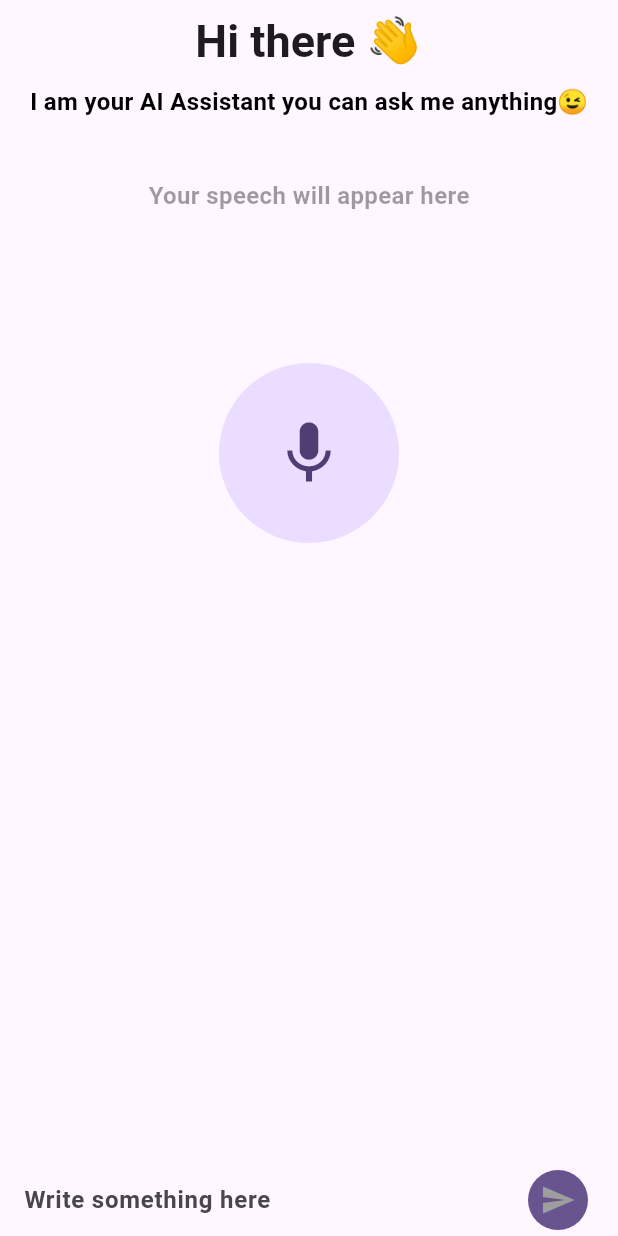
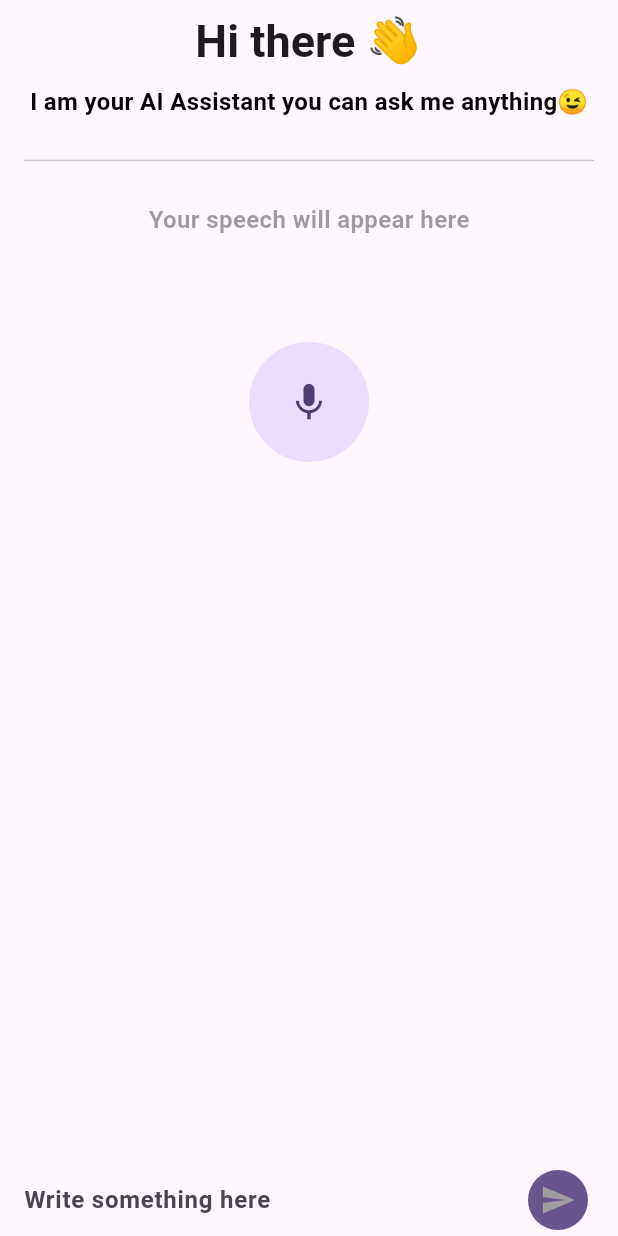
Before and after one commit to austinevick/Flutter-speech-recognition-app, a Flutter app: the screen it shows after launch, on a phone screen of 412 x 824 dp. Run offline on Flutter 3.47's test engine with Material 3 defaults, Android fonts, the phone set to English and light mode, and no system bars; drawn by our look-alikes of avatar_glow; our stand-ins replace logger; missing offline and left inert: markdown_editor_plus.

Commit message:
Updated files

```diff
--- a/lib/home_screen.dart
+++ b/lib/home_screen.dart
@@ -5,7 +5,9 @@ import 'package:flutter/material.dart';
 import 'package:flutter/services.dart';
 import 'package:flutter_demo/data/repository.dart';
 import 'package:flutter_demo/data/speech_model.dart';
+import 'package:flutter_demo/speech_recognition_controller.dart';
 import 'package:logger/logger.dart';
+import 'package:markdown_editor_plus/markdown_editor_plus.dart';
 
 class HomeScreen extends StatefulWidget {
   const HomeScreen({super.key});
@@ -15,15 +17,6 @@ class HomeScreen extends StatefulWidget {
 }
 
 class _HomeScreenState extends State<HomeScreen> {
-  final methodChannel = MethodChannel('speech_recognition');
-  final eventChannel =
-      EventChannel('speech_recognition_stream').receiveBroadcastStream();
-  final speechChannel =
-      EventChannel('speech_listener').receiveBroadcastStream();
-
-  final textToSpeechChannel =
-      EventChannel('text_to_speech').receiveBroadcastStream();
-
   final streamController = StreamController<String>.broadcast();
   Stream<String> get stream => streamController.stream;
   final textController = TextEditingController();
@@ -50,19 +43,14 @@ class _HomeScreenState extends State<HomeScreen> {
     }
   }
 
-  void handleTextToSpeech() async =>
-      await methodChannel.invokeMethod('textToSpeechHandler', message);
-
-  void handleSpeechRecognition() async =>
-      await methodChannel.invokeMethod('speechHandler');
-
-  Stream<String> streamSpeechRecognition() => eventChannel.map((event) {
+  Stream<String> streamSpeechRecognition() =>
+      SpeechRecognitionController.eventChannel.map((event) {
         getSpeech(event.toString());
         return event.toString();
       });
 
   Stream<bool> streamSpeechRecognitionState() {
-    return speechChannel.map((event) {
+    return SpeechRecognitionController.speechChannel.map((event) {
       setState(() {
         isListening = event;
       });
@@ -71,9 +59,10 @@ class _HomeScreenState extends State<HomeScreen> {
   }
 
   Stream<bool> streamTextToSpeechState() {
-    return textToSpeechChannel.map((event) {
+    return SpeechRecognitionController.textToSpeechChannel.map((event) {
       setState(() {
         isSpeaking = event;
+        Logger().d(event);
       });
       return event;
     });
@@ -84,7 +73,7 @@ class _HomeScreenState extends State<HomeScreen> {
     stream.listen((data) {
       Logger().d(data);
     }).onData((data) {
-      handleTextToSpeech();
+      SpeechRecognitionController.handleTextToSpeech(message);
     });
 
     super.initState();
@@ -116,7 +105,9 @@ class _HomeScreenState extends State<HomeScreen> {
                             color: Colors.black,
                             fontWeight: FontWeight.w600),
                       ),
-                      const SizedBox(height: 40),
+                      const SizedBox(height: 20),
+                      Divider(),
+                      const SizedBox(height: 20),
                       StreamBuilder(
                         stream: streamSpeechRecognition(),
                         builder: (context, snapshot) {
@@ -124,8 +115,9 @@ class _HomeScreenState extends State<HomeScreen> {
                             return Center(
                               child: Text(
                                 snapshot.data!,
+                                textAlign: TextAlign.center,
                                 style: TextStyle(
-                                    fontSize: 25, fontWeight: FontWeight.w800),
+                                    fontSize: 16, fontWeight: FontWeight.w800),
                               ),
                             );
                           } else {
@@ -141,31 +133,17 @@ class _HomeScreenState extends State<HomeScreen> {
                           }
                         },
                       ),
-                      const SizedBox(height: 100),
-                      isSpeaking
-                          ? IconButton(
-                              iconSize: 50,
-                              onPressed: () {},
-                              icon: StreamBuilder(
-                                  stream: streamTextToSpeechState(),
-                                  builder: (context, snapshot) {
-                                    if (snapshot.hasData) {
-                                      return snapshot.data!
-                                          ? Icon(Icons.stop)
-                                          : Icon(Icons.play_arrow);
-                                    } else {
-                                      return const Icon(Icons.stop);
-                                    }
-                                  }))
-                          : AvatarGlow(
+                      const SizedBox(height: 70),
+                      AvatarGlow(
                         glowRadiusFactor: 0.3,
                         glowColor: Colors.red,
                         child: CircleAvatar(
-                                radius: 60,
+                          radius: 40,
                           child: IconButton(
-                                    padding: EdgeInsets.all(30),
-                                    iconSize: 50,
-                                    onPressed: () => handleSpeechRecognition(),
+                              padding: EdgeInsets.all(16),
+                              iconSize: 30,
+                              onPressed: () => SpeechRecognitionController
+                                  .handleSpeechRecognition(),
                               icon: StreamBuilder(
                                   stream: streamSpeechRecognitionState(),
                                   builder: (context, snapshot) {
@@ -179,7 +157,7 @@ class _HomeScreenState extends State<HomeScreen> {
                                   })),
                         ),
                       ),
-                      const SizedBox(height: 100),
+                      const SizedBox(height: 50),
                       Center(
                           child: isLoading
                               ? CircularProgressIndicator()
--- /dev/null
+++ b/lib/speech_recognition_controller.dart
@@ -0,0 +1,18 @@
+import 'package:flutter/services.dart';
+
+class SpeechRecognitionController {
+  static final methodChannel = MethodChannel('speech_recognition');
+  static final eventChannel =
+      EventChannel('speech_recognition_stream').receiveBroadcastStream();
+  static final speechChannel =
+      EventChannel('speech_listener').receiveBroadcastStream();
+
+  static final textToSpeechChannel =
+      EventChannel('text_to_speech').receiveBroadcastStream();
+
+  static void handleTextToSpeech(String message) async =>
+      await methodChannel.invokeMethod('textToSpeechHandler', message);
+
+  static void handleSpeechRecognition() async =>
+      await methodChannel.invokeMethod('speechHandler');
+}
--- a/pubspec.yaml
+++ b/pubspec.yaml
@@ -39,6 +39,7 @@ dependencies:
   logger: ^2.5.0
   flutter_riverpod: ^2.6.1
   markdown_editor_plus: ^0.2.15
+  porcupine_flutter: ^3.0.4
 
 dev_dependencies:
   flutter_test:
```
Also changed, not shown: pubspec.lock, 1 other file. Lines whose indentation alone changed are shown as unchanged.
